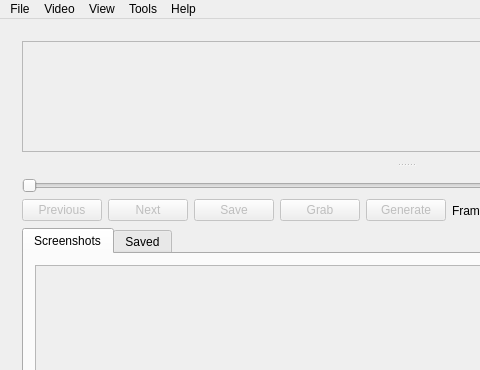
Above: mainwindow.ui from labyrinthofdreams/screenpicker before the change; both pictures show x 0 to 480 and y 0 to 370 of the 812 by 521 pixel window. Below: the same form after it.
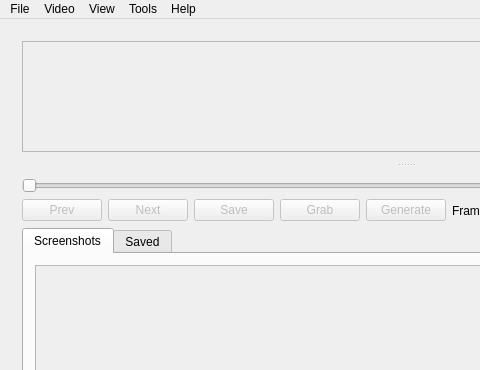
That is the form after the change. Icons and pictures are not drawn. Custom widgets are drawn as their Qt base class.

Diff of the .ui file:
```diff
--- a/mainwindow.ui
+++ b/mainwindow.ui
@@ -158,7 +158,11 @@
              <string>Show previous frame (Left)</string>
             </property>
             <property name="text">
-             <string>Previous</string>
+             <string>Prev</string>
+            </property>
+            <property name="icon">
+             <iconset resource="resources.qrc">
+              <normaloff>:/icon/previous.png</normaloff>:/icon/previous.png</iconset>
             </property>
             <property name="shortcut">
              <string>Left</string>
```
Left out of the diff: 46 changed lines with no effect on the pictures.
